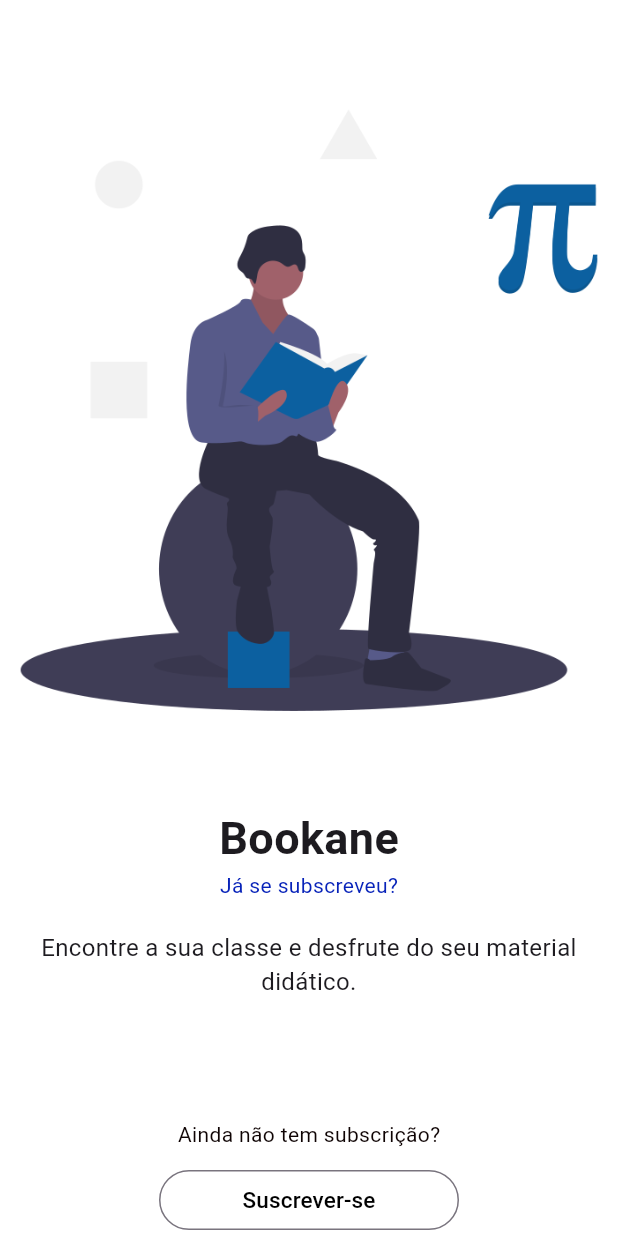
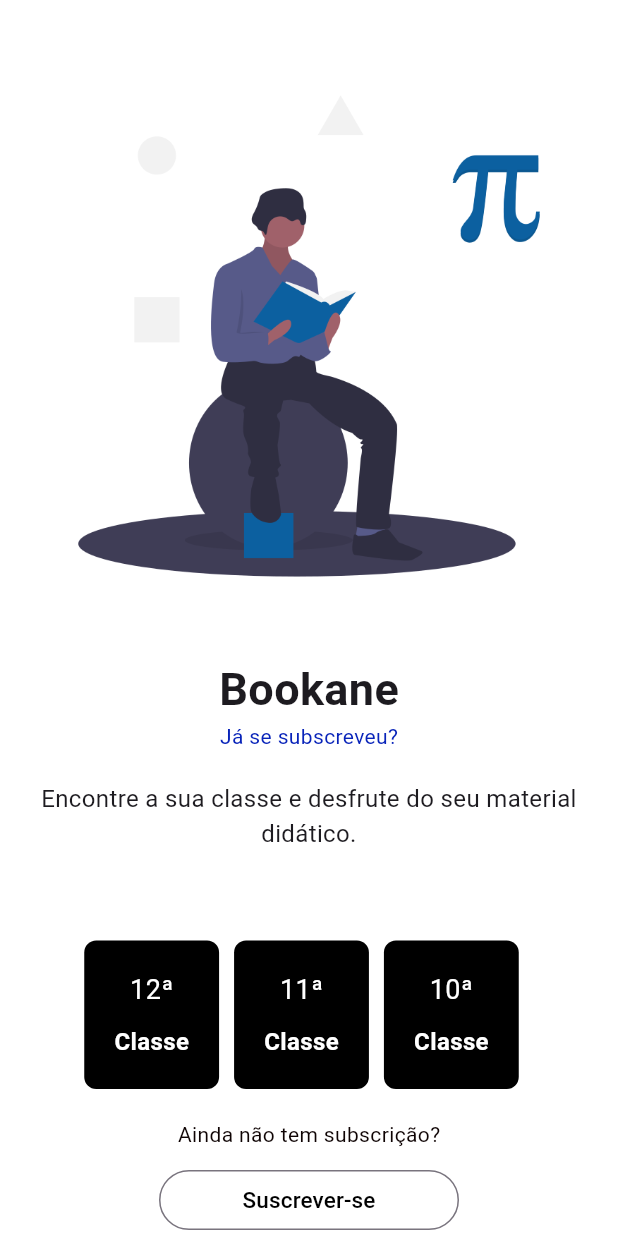
Before and after one commit to Tomasiagit/Bookane_code, a Flutter app: the OverViewPage screen opened by its route, on a phone screen of 412 x 824 dp. Run offline on Flutter 3.47's test engine with Material 3 defaults, Android fonts, the phone set to English and light mode, and no system bars; our stand-ins replace cached_network_image, cloud_firestore, firebase_auth, firebase_core, firebase_database, flutter_cache_manager and 3 more; missing offline and left inert: encrypt, pointycastle, syncfusion_flutter_pdfviewer; accounts and stored records are empty; network calls fail; Roboto replaces fonts that are missing (Poppins).

Commit message:
verificacao da subscrição nas cards

```diff
--- a/lib/api_controller/base_api_url.dart
+++ b/lib/api_controller/base_api_url.dart
@@ -1,9 +1,10 @@
 import 'package:http/http.dart' as http;
 
 class BaseApiUrl {
-  static const _baseApiUrl = 'http://192.168.1.102:8000/api';
+  static const _baseApiUrl = 'http://10.200.219.12:8000/api';
    //static const _baseApiUrl = 'http://127.0.0.1:8000/api';
   //static const _baseApiUrl = 'https://bookane.dreamgate.co.mz/public/api';
+  //http://10.200.219.12:8000/storage/capas/1saCh84tmgAu9RtNSWJgucp5YeEe4TNCWWy30BEr.jpg
 
   //______________________BookaneApi_______________________//
   static const loginApiUrl = '$_baseApiUrl/login';
@@ -12,6 +13,7 @@
   static const dataUserApiUrl = '$_baseApiUrl/me';
   //_____________________LivroApi______________________//
   static const mostrarLivrosApiUrl = '$_baseApiUrl/books';
+  static const listaDelivrosPorClasseUrl = '$_baseApiUrl/livros/classe/';
 //_____________________ClasseApi______________________//
   static const mostrarCLassesApiUrl = '$_baseApiUrl/classes';
 //_____________________DisciplinaApi______________________//
--- a/lib/main.dart
+++ b/lib/main.dart
@@ -49,7 +49,7 @@
         home: const SplashScreen(),
         routes: {
           InitPage.routeName: (context) => const InitPage(),
-          OverViewPage.routeName:(context) => const OverViewPage(),
+          OverViewPage.routeName:(context) => const OverViewPage(classe: "10-classe"),
           MenuNavBar.routeName: (context) => const MenuNavBar(),
           HomePage.routeName: (context) => const HomePage(),
           //BooksPage.routeName: (context) => const BooksPage(grade: "12classe"),
--- /dev/null
+++ b/lib/models/livro.dart
@@ -0,0 +1,38 @@
+class Livro{
+
+  int? id;
+  String? disciplina;
+  int? classe_id;
+  String? classe;
+  String? arquivo;
+  String? capa;
+
+
+  Livro(
+      {this.id,
+        this.disciplina,
+        this.classe_id,
+        this.classe,
+        this.arquivo,
+        this.capa
+      });
+  Livro.fromJson(Map<String, dynamic> json) {
+    id = json['id'];
+    disciplina = json['disciplina'];
+    classe_id = json['classe_id'];
+    classe = json['classe'];
+    arquivo = json['arquivo'];
+    capa = json['capa'];
+  }
+  Map<String, dynamic> toJson() {
+    final Map<String, dynamic> data = new Map<String, dynamic>();
+    data['id'] = this.id;
+    data['disciplina'] = this.disciplina;
+    data['classe_id'] = this.classe_id;
+    data['classe'] = this.classe;
+    data['arquivo'] = this.arquivo;
+    data['capa'] = this.capa;
+    return data;
+  }
+
+}
--- a/lib/pages/inicio.dart
+++ b/lib/pages/inicio.dart
@@ -10,6 +10,8 @@
 import '../views/components/card_classe.dart';
 
 class Inicio extends StatefulWidget {
+  // final String classe;
+  // final int IDclasse;
   static const String routeName = '/Inicio';
   const Inicio({super.key});
 
@@ -37,7 +39,7 @@
   void didChangeDependencies() {
     super.didChangeDependencies();
   //  _controller = AnimationController(vsync: this);
-    bookController.getAllBooks("12classe");
+   // bookController.getAllBooks(widget.classe, widget.IDclasse);
   }
 
   @override
--- a/lib/provider.dart/books_controller.dart
+++ b/lib/provider.dart/books_controller.dart
@@ -3,15 +3,60 @@
 import 'package:bookane/models/book.dart';
 import 'package:firebase_database/firebase_database.dart';
 import 'package:get/get.dart';
+import 'package:http/http.dart' as http;
+
+import '../api_controller/base_api_url.dart';
+import '../models/livro.dart';
 
 class BooksController extends GetxController {
-  final RxList<Book> books = <Book>[].obs;
+  //final RxList<Book> books = <Book>[].obs;
+  var books = <Livro>[].obs;
 
   //final database = FirebaseDatabase.instance.ref();
 
-  Future<void> getAllBooks(String grade) async {
+  Future getAllBooks(String classe) async {
+    //String? grade;
+    int? classeID;
+    if (classe == "8-classe") {
+      classeID = 1;
+    } else if (classe == "9-classe") {
+      classeID = 2;
+    } else if (classe == "10-classe") {
+      classeID = 3;
+    } else if (classe == "11-classe") {
+      classeID = 4;
+    } else {
+      classeID = 5;
+    }
 
-    //Todo
+
+    try {
+      var url = Uri.parse('${BaseApiUrl.listaDelivrosPorClasseUrl}$classeID');
+      final response = await http.get(url);
+      if (response.statusCode == 200) {
+        var data = jsonDecode(response.body);
+        final List<dynamic> listLivros = data;
+        print("Livros: $listLivros");
+        return listLivros.map((json) => Livro.fromJson(json)).toList();
+      } else {
+        print("Erro de conexão: ${response.statusCode}");
+        return null;
+      }
+    } catch (e) {
+      print("Error $e");
+    }
+  }
+
+  Future<void> fetchBooks(String classe) async {
+    try {
+      List<Livro>? livros = await getAllBooks(classe);
+      if (livros != null) {
+        books.value = livros;
+      }
+    } catch (e) {
+      print('Erro ao buscar livros: $e');
+    }
+  }
 
 
     //-------------------Firebase implementations ---------------//
@@ -36,5 +81,5 @@
     // } catch (e) {
     //   print("Error $e");
     // }
-  }
+ // }
 }
--- a/lib/views/books_page.dart
+++ b/lib/views/books_page.dart
@@ -12,7 +12,8 @@
 class BooksPage extends StatefulWidget {
   static const String routeName = '/BooksPage';
   final String classe;
-  const BooksPage({super.key, required this.classe});
+  final int classe_id;
+  const BooksPage({super.key, required this.classe, required this.classe_id});
 
   @override
   State<BooksPage> createState() => _BooksPageState();
@@ -23,7 +24,7 @@
   @override
   void didChangeDependencies() {
     super.didChangeDependencies();
-    bookController.getAllBooks(widget.classe);
+    bookController.fetchBooks(widget.classe);
   }
 
   @override
@@ -82,7 +83,7 @@
             itemCount: bookController.books.length,
             itemBuilder: (context, index) {
               var book = bookController.books[index];
-              return BookItem(book: book);
+              return BookItem(livro: book);
             },
           ),
         ),
--- a/lib/views/components/card_classe.dart
+++ b/lib/views/components/card_classe.dart
@@ -8,14 +8,15 @@
 import '../books_page.dart';
 
 class CardClasse extends StatelessWidget {
- // final String grade, ordinary;
- // final int iduser, idClasse;
+  final String cls, ordinary;
+ //final int iduser, idClasse;
 
-  const CardClasse({super.key});
+  const CardClasse({super.key, required this.cls, required this.ordinary });
 
   @override
   Widget build(BuildContext context) {
     final paymentProvider = PaymentsProvider();
+    String clas = cls ;
 
     return InkWell(
       onTap: () async{
@@ -27,16 +28,28 @@
          // print("Data de Início: ${pagamento["data_inicio"]}");
 
          if(pagamento != null && pagamento["estado"] == "activo"){
+           if(pagamento["classe"] != clas){
+             print("Nenhum pagamento encontrado.");
+             ScaffoldMessenger.of(context).showSnackBar(
+               const SnackBar(
+                 content: Text("Não tem subscricão activa para está classe."),
+               ),
+             );
+           }else{
+             int IDclasse = pagamento["classe_id"];
+             String classe = pagamento["classe"];
+             print("A classe: $classe e o id: $IDclasse");
+             Navigator.of(context).push(
+               MaterialPageRoute(builder: (context) {
+                 return  BooksPage(
+                   classe: classe, classe_id: IDclasse,
+                 );
+               }),
+             );
+
+           }
 
 
-           Navigator.of(context).push(
-             MaterialPageRoute(builder: (context) {
-               return  BooksPage(
-
-                 classe: pagamento["classe"],
-               );
-             }),
-           );
          }
        } else {
          print("Nenhum pagamento encontrado.");
@@ -78,14 +91,14 @@
         ),
         child: Column(
           children:  [
-            // Text(
-            // //  ordinary,
-            //   style: TextStyle(
-            //     color: Colors.white,
-            //     fontSize: 18,
-            //     // fontWeight: FontWeight.bold,
-            //   ),
-            // ),
+            Text(
+              ordinary,
+              style: TextStyle(
+                color: Colors.white,
+                fontSize: 18,
+                // fontWeight: FontWeight.bold,
+              ),
+            ),
             SizedBox(
               height: 10,
             ),
@@ -94,7 +107,7 @@
               style: TextStyle(
                 color: Colors.white,
                 fontSize: 16,
-                // fontWeight: FontWeight.bold,
+                 fontWeight: FontWeight.bold,
               ),
             ),
           ],
--- a/lib/views/form_pagamento.dart
+++ b/lib/views/form_pagamento.dart
@@ -143,7 +143,7 @@
                                           context,
                                           MaterialPageRoute(
                                               builder: (context) =>
-                                              const OverViewPage()),
+                                              const OverViewPage(classe: "11-classe",)),
                                         );
 
 
--- a/lib/views/login_page.dart
+++ b/lib/views/login_page.dart
@@ -190,7 +190,7 @@
                                                 context,
                                                 MaterialPageRoute(
                                                     builder: (context) =>
-                                                    const OverViewPage()));
+                                                    const OverViewPage(classe: "10-classe")));
 
 
                                           }else{
--- a/lib/views/overview_page.dart
+++ b/lib/views/overview_page.dart
@@ -11,8 +11,10 @@
 
 
 class OverViewPage extends StatefulWidget {
+   final String classe;
+  // final int IDclasse;
   static const String routeName = '/OverViewPage';
-  const OverViewPage({super.key});
+  const OverViewPage({super.key, required this.classe});
 
   State<OverViewPage> createState() => _OverViewPageState();
 }
@@ -37,7 +39,7 @@
   void didChangeDependencies() {
     super.didChangeDependencies();
     //  _controller = AnimationController(vsync: this);
-    bookController.getAllBooks("12classe");
+    bookController.getAllBooks(widget.classe);
   }
 
   @override
@@ -155,15 +157,15 @@
               child: Row(
                 mainAxisAlignment: MainAxisAlignment.center,
                 children: [
-                //  CardClasse(grade: '12classe', ordinary:'12ª'),
+                  CardClasse(cls: '12-classe', ordinary:'12ª'),
                   SizedBox(
                     width: 10,
                   ),
-                //  CardClasse(grade: '11classe', ordinary:'11ª'),
+                  CardClasse(cls: '11-classe', ordinary:'11ª'),
                   SizedBox(
                     width: 10,
                   ),
-                 // CardClasse(grade: '10classe', ordinary:'10ª'),
+                  CardClasse(cls: '10-classe', ordinary:'10ª'),
 
 
 
--- a/lib/views/splashScreen.dart
+++ b/lib/views/splashScreen.dart
@@ -22,7 +22,7 @@
 
     // After token is loaded, decide what to show
     return userProvider.isLoggedIn
-        ? const OverViewPage()
+        ? const OverViewPage(classe: "10-classe")
         : const Inicio();
   }
 }
```
Also changed, not shown: lib/views/components/book_item.dart (+12 -5 lines), 4 other files.
